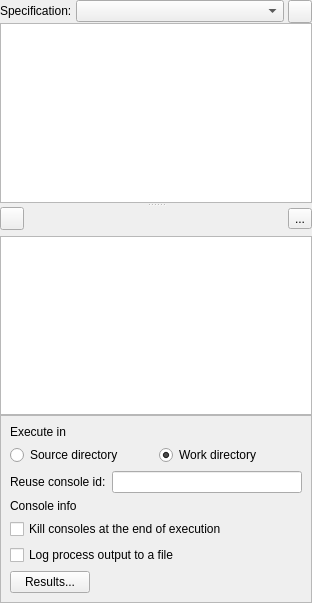
This is spine_items/tool/ui/tool_properties.ui in spine-tools/spine-items as Qt 5 draws it before an edit. The edited form follows.
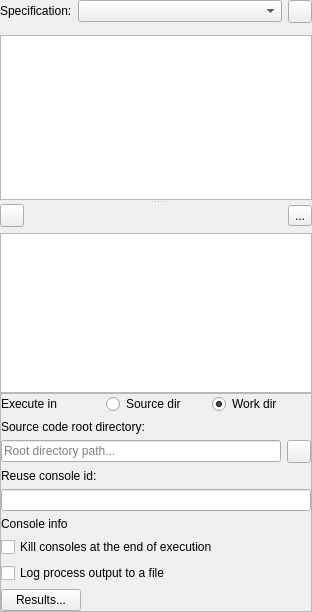
This is the edited form. Icons and pictures are not drawn. Custom widgets are drawn as their Qt base class.

Commit message:
Allow having main program file in a directory (#238)
- Use Tool item's root directory in setting program files in Tool Specification Editor if available
- Add root directory line edit to Tool properties
- Save Tool's (serialized) root directory into local project settings
- Add notification on tools in design view when the main program file can not be found
- Make start directories in Tool Specification Editors' file browsers more convenient

Re spine-tools/Spine-Toolbox#3020
Re spine-tools/Spine-Toolbox#1499

---------

Patch:
```diff
--- a/spine_items/tool/ui/tool_properties.ui
+++ b/spine_items/tool/ui/tool_properties.ui
@@ -20,7 +20,7 @@
     <x>0</x>
     <y>0</y>
     <width>312</width>
-    <height>603</height>
+    <height>612</height>
    </rect>
   </property>
   <property name="windowTitle">
@@ -60,7 +60,7 @@
         <x>0</x>
         <y>0</y>
         <width>312</width>
-        <height>603</height>
+        <height>612</height>
        </rect>
       </property>
       <property name="autoFillBackground">
@@ -85,7 +85,10 @@
        <item>
         <layout class="QHBoxLayout" name="horizontalLayout_9">
          <property name="spacing">
-          <number>4</number>
+          <number>6</number>
+         </property>
+         <property name="bottomMargin">
+          <number>6</number>
          </property>
          <item>
           <widget class="QLabel" name="label_tool_specification">
@@ -136,7 +139,14 @@
         </layout>
        </item>
        <item>
-        <layout class="QHBoxLayout" name="horizontalLayout_options"/>
+        <layout class="QHBoxLayout" name="horizontalLayout_options">
+         <property name="topMargin">
+          <number>0</number>
+         </property>
+         <property name="bottomMargin">
+          <number>6</number>
+         </property>
+        </layout>
        </item>
        <item>
         <widget class="QSplitter" name="splitter">
@@ -262,26 +272,38 @@
           <enum>QFrame::Shadow::Raised</enum>
          </property>
          <layout class="QVBoxLayout" name="verticalLayout_2">
-          <item>
-           <widget class="QLabel" name="label_2">
-            <property name="text">
-             <string>Execute in</string>
-            </property>
-           </widget>
-          </item>
+          <property name="leftMargin">
+           <number>0</number>
+          </property>
+          <property name="topMargin">
+           <number>0</number>
+          </property>
+          <property name="rightMargin">
+           <number>0</number>
+          </property>
+          <property name="bottomMargin">
+           <number>0</number>
+          </property>
           <item>
            <layout class="QHBoxLayout" name="horizontalLayout">
+            <item>
+             <widget class="QLabel" name="label_2">
+              <property name="text">
+               <string>Execute in</string>
+              </property>
+             </widget>
+            </item>
             <item>
              <widget class="QRadioButton" name="radioButton_execute_in_source">
               <property name="text">
-               <string>Source directory</string>
+               <string>Source dir</string>
               </property>
              </widget>
             </item>
             <item>
              <widget class="QRadioButton" name="radioButton_execute_in_work">
               <property name="text">
-               <string>Work directory</string>
+               <string>Work dir</string>
               </property>
               <property name="checked">
                <bool>true</bool>
@@ -291,23 +313,66 @@
            </layout>
           </item>
           <item>
-           <layout class="QHBoxLayout" name="horizontalLayout_2">
+           <widget class="QLabel" name="label">
+            <property name="text">
+             <string>Source code root directory:</string>
+            </property>
+           </widget>
+          </item>
+          <item>
+           <layout class="QHBoxLayout" name="horizontalLayout_3">
             <item>
-             <widget class="QLabel" name="label_group_id">
+             <widget class="QLineEdit" name="lineEdit_root_directory">
+              <property name="sizePolicy">
+               <sizepolicy hsizetype="Minimum" vsizetype="Fixed">
+                <horstretch>0</horstretch>
+                <verstretch>0</verstretch>
+               </sizepolicy>
+              </property>
               <property name="text">
-               <string>Reuse console id:</string>
+               <string/>
+              </property>
+              <property name="placeholderText">
+               <string>Root directory path...</string>
+              </property>
+              <property name="clearButtonEnabled">
+               <bool>true</bool>
               </property>
              </widget>
             </item>
             <item>
-             <widget class="QLineEdit" name="lineEdit_group_id">
-              <property name="toolTip">
-               <string>&lt;html&gt;&lt;head/&gt;&lt;body&gt;&lt;p&gt;Enter an id for sharing a console with other Tools in this project. Leave empty to run this Tool in isolation.&lt;/p&gt;&lt;/body&gt;&lt;/html&gt;</string>
+             <widget class="QToolButton" name="toolButton_browse_root_directory">
+              <property name="icon">
+               <iconset resource="../../ui/resources/resources_icons.qrc">
+                <normaloff>:/icons/folder-open-solid.svg</normaloff>:/icons/folder-open-solid.svg</iconset>
               </property>
              </widget>
             </item>
            </layout>
           </item>
+          <item>
+           <widget class="QLabel" name="label_group_id">
+            <property name="text">
+             <string>Reuse console id:</string>
+            </property>
+           </widget>
+          </item>
+          <item>
+           <widget class="QLineEdit" name="lineEdit_group_id">
+            <property name="sizePolicy">
+             <sizepolicy hsizetype="Minimum" vsizetype="Fixed">
+              <horstretch>0</horstretch>
+              <verstretch>0</verstretch>
+             </sizepolicy>
+            </property>
+            <property name="toolTip">
+             <string>&lt;html&gt;&lt;head/&gt;&lt;body&gt;&lt;p&gt;Enter an id for sharing a console with other Tools in this project. Leave empty to run this Tool in isolation.&lt;/p&gt;&lt;/body&gt;&lt;/html&gt;</string>
+            </property>
+            <property name="clearButtonEnabled">
+             <bool>true</bool>
+            </property>
+           </widget>
+          </item>
           <item>
            <widget class="ElidedLabel" name="label_jupyter">
             <property name="text">
```
Left out of the diff: 4 changed lines with no effect on the pictures. The commit also changes 7 other files.
